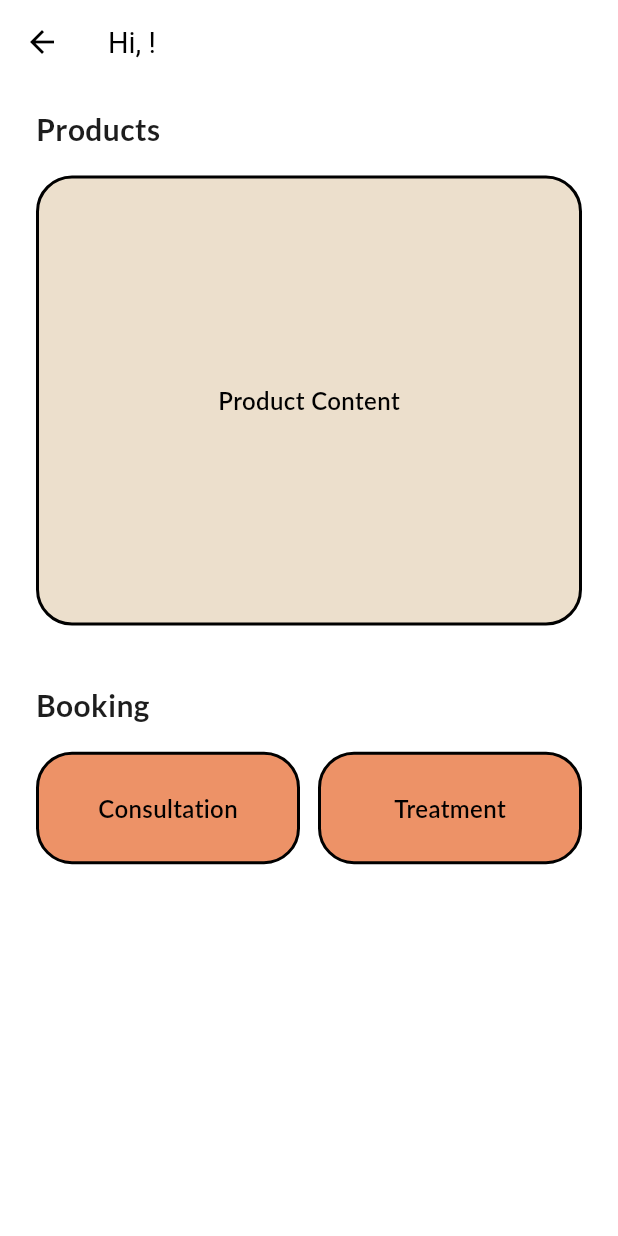
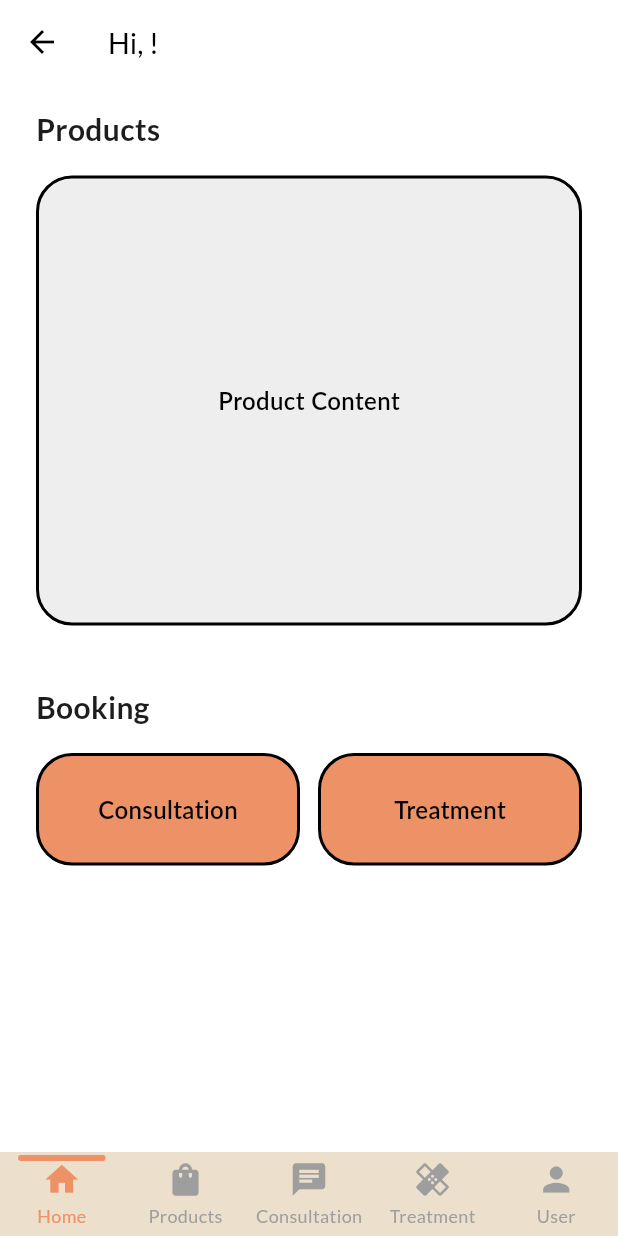
Before and after one commit to TA-Klinik-Aesthetic/mobile_app_klinik, a Flutter app: the HomeScreen screen opened by its route, on a phone screen of 412 x 824 dp. Run offline on Flutter 3.47's test engine with Material 3 defaults, Android fonts, the phone set to English and light mode, and no system bars; drawn by our look-alikes of persistent_bottom_nav_bar; our stand-ins replace cached_network_image, connectivity_plus, equatable, flutter_svg, shared_preferences, toastification; missing offline and left inert: responsive_grid_list; accounts and stored records are empty; project files that could hold a hidden picture were left out.

Commit message:
add navbar

```diff
--- a/lib/presentation/home_screen/home_screen.dart
+++ b/lib/presentation/home_screen/home_screen.dart
@@ -2,7 +2,8 @@ import 'package:flutter/material.dart';
 import 'package:mobile_app_klinik/core/app_export.dart';
 import 'package:mobile_app_klinik/presentation/product_screen/product_screen.dart';
 import 'package:mobile_app_klinik/widgets/common_button.dart';
-import 'package:shared_preferences/shared_preferences.dart'; // Import SharedPreferences
+import 'package:persistent_bottom_nav_bar/persistent_bottom_nav_bar.dart';
+import 'package:shared_preferences/shared_preferences.dart';
 import '../consultation_screen/consultation_screen.dart';
 import '../treatment_screen/treatment_screen.dart';
 import '../user_screen/user_screen.dart';
@@ -16,11 +17,12 @@ class HomeScreen extends StatefulWidget {
 
 class _HomeScreenState extends State<HomeScreen> {
   String userName = "User"; // Default name
-  GlobalKey<NavigatorState> navigatorKey = GlobalKey();
+  late PersistentTabController _controller;
 
   @override
   void initState() {
     super.initState();
+    _controller = PersistentTabController(initialIndex: 0);
     _loadUserName(); // Load userName when screen is initialized
   }
 
@@ -28,40 +30,95 @@ class _HomeScreenState extends State<HomeScreen> {
   Future<void> _loadUserName() async {
     final prefs = await SharedPreferences.getInstance();
     setState(() {
-      userName = prefs.getString('userName') ?? "User"; // Load value from SharedPreferences, fallback to "User"
+      userName = prefs.getString('userName') ?? "User"; // Load value from SharedPreferences
     });
   }
 
   @override
   Widget build(BuildContext context) {
+    return PersistentTabView(
+      context,
+      controller: _controller,
+      screens: _buildScreens(),
+      items: _navBarsItems(),
+      backgroundColor: appTheme.lightBadge100,
+      confineToSafeArea: true,
+      handleAndroidBackButtonPress: true,
+      resizeToAvoidBottomInset: true,
+      stateManagement: true,
+      navBarStyle: NavBarStyle.style3, // Choose the style you prefer
+    );
+  }
+
+  List<Widget> _buildScreens() {
+    return [
+      _mainScreen(),
+      const ProductScreen(),
+      const ConsultationScreen(),
+      const TreatmentScreen(),
+      const UserScreen(),
+    ];
+  }
+
+  List<PersistentBottomNavBarItem> _navBarsItems() {
+    return [
+      PersistentBottomNavBarItem(
+        icon: const Icon(Icons.home),
+        title: "Home",
+        activeColorPrimary: appTheme.orange200,
+        inactiveColorPrimary: Colors.grey,
+      ),
+      PersistentBottomNavBarItem(
+        icon: const Icon(Icons.shopping_bag),
+        title: "Products",
+        activeColorPrimary: appTheme.orange200,
+        inactiveColorPrimary: Colors.grey,
+      ),
+      PersistentBottomNavBarItem(
+        icon: const Icon(Icons.chat),
+        title: "Consultation",
+        activeColorPrimary: appTheme.orange200,
+        inactiveColorPrimary: Colors.grey,
+      ),
+      PersistentBottomNavBarItem(
+        icon: const Icon(Icons.healing),
+        title: "Treatment",
+        activeColorPrimary: appTheme.orange200,
+        inactiveColorPrimary: Colors.grey,
+      ),
+      PersistentBottomNavBarItem(
+        icon: const Icon(Icons.person),
+        title: "User",
+        activeColorPrimary: appTheme.orange200,
+        inactiveColorPrimary: Colors.grey,
+      ),
+    ];
+  }
+
+  Widget _mainScreen() {
     return Scaffold(
       appBar: AppBar(
         title: GestureDetector(
           onTap: () {
-            onTapUserScreen(context);
+            Navigator.push(
+              context,
+              MaterialPageRoute(
+                builder: (context) => const UserScreen(),
+              ),
+            );
           },
           child: Text.rich(
             TextSpan(
               children: [
-                const TextSpan(
-                  text: "Hi, ",
-                  style: TextStyle(
-                    fontWeight: FontWeight.normal, // Default style
-                  ),
-                ),
+                const TextSpan(text: "Hi, "),
                 TextSpan(
                   text: userName,
                   style: TextStyle(
-                    color: appTheme.lightGreen,
-                    fontWeight: FontWeight.bold, // Bold user name
+                    color: appTheme.orange200,
+                    fontWeight: FontWeight.bold,
                   ),
                 ),
-                const TextSpan(
-                  text: "!",
-                  style: TextStyle(
-                    fontWeight: FontWeight.normal, // Default style
-                  ),
-                ),
+                const TextSpan(text: "!"),
               ],
             ),
           ),
@@ -86,13 +143,18 @@ class _HomeScreenState extends State<HomeScreen> {
               height: 300,
               width: double.infinity,
               decoration: BoxDecoration(
-                color: appTheme.lightBadge100,
-                borderRadius: BorderRadius.circular(24.0), // Rounded corners
-                border: Border.all(color: Colors.black, width: 2), // Outline
+                color: Colors.grey.shade200,
+                borderRadius: BorderRadius.circular(24.0),
+                border: Border.all(color: Colors.black, width: 2),
               ),
               child: GestureDetector(
                 onTap: () {
-                  onTapProductScreen(context);
+                  Navigator.push(
+                    context,
+                    MaterialPageRoute(
+                      builder: (context) => const ProductScreen(),
+                    ),
+                  );
                 },
                 child: const Center(
                   child: Text(
@@ -106,7 +168,7 @@ class _HomeScreenState extends State<HomeScreen> {
                 ),
               ),
             ),
-            SizedBox(height: 24.h),
+            const SizedBox(height: 24),
             const Padding(
               padding: EdgeInsets.symmetric(vertical: 16.0),
               child: Text(
@@ -124,16 +186,26 @@ class _HomeScreenState extends State<HomeScreen> {
                   child: CommonButton(
                     text: "Consultation",
                     onTap: () {
-                      onTapConsultationScreen(context);
+                      Navigator.push(
+                        context,
+                        MaterialPageRoute(
+                          builder: (context) => const ConsultationScreen(),
+                        ),
+                      );
                     },
                   ),
                 ),
-                const SizedBox(width: 12), // Add spacing between buttons
+                const SizedBox(width: 12),
                 Expanded(
                   child: CommonButton(
                     text: "Treatment",
                     onTap: () {
-                      onTapTreatmentScreen(context);
+                      Navigator.push(
+                        context,
+                        MaterialPageRoute(
+                          builder: (context) => const TreatmentScreen(),
+                        ),
+                      );
                     },
                   ),
                 ),
@@ -144,43 +216,4 @@ class _HomeScreenState extends State<HomeScreen> {
       ),
     );
   }
-
-  onTapUserScreen(BuildContext context) {
-    Navigator.push(
-      context,
-      MaterialPageRoute(
-        builder: (context) => const UserScreen(),
-      ),
-    );
-  }
-
-  // Navigate to ProductScreen
-  onTapProductScreen(BuildContext context) {
-    Navigator.push(
-      context,
-      MaterialPageRoute(
-        builder: (context) => const ProductScreen(),
-      ),
-    );
-  }
-
-  // Navigate to ConsultationScreen
-  onTapConsultationScreen(BuildContext context) {
-    Navigator.push(
-      context,
-      MaterialPageRoute(
-        builder: (context) => const ConsultationScreen(),
-      ),
-    );
-  }
-
-  // Navigate to TreatmentScreen
-  onTapTreatmentScreen(BuildContext context) {
-    Navigator.push(
-      context,
-      MaterialPageRoute(
-        builder: (context) => const TreatmentScreen(),
-      ),
-    );
-  }
 }
--- a/lib/routes/app_routes.dart
+++ b/lib/routes/app_routes.dart
@@ -31,6 +31,6 @@ class AppRoutes {
     productScreen: (context) => const ProductScreen(),
     productDetailScreen: (context) => const ProductDetailScreen(),
     appNavigationScreen: (context) => const AppNavigationScreen(),
-    initialRoute: (context) => const LoginUserScreen(),
+    initialRoute: (context) => const HomeScreen(),
   };
 }
```
